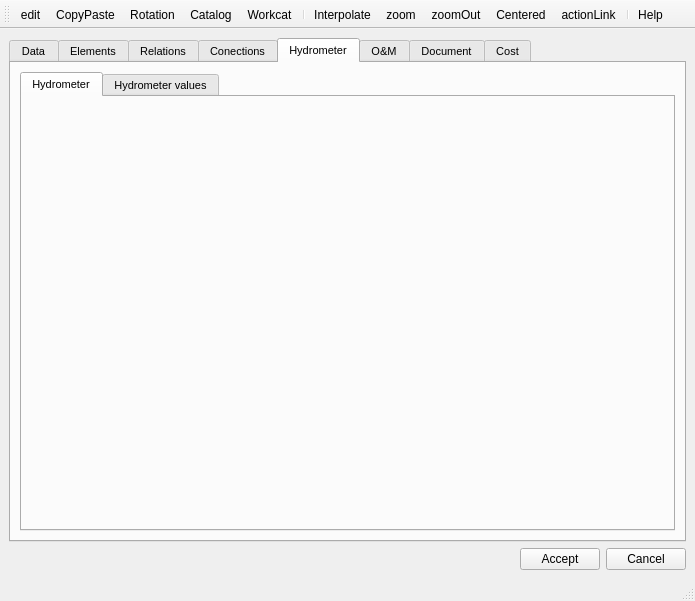
First picture: the form in ui/api_cf.ui, repository Giswater/giswater_qgis_plugin, before the edit.
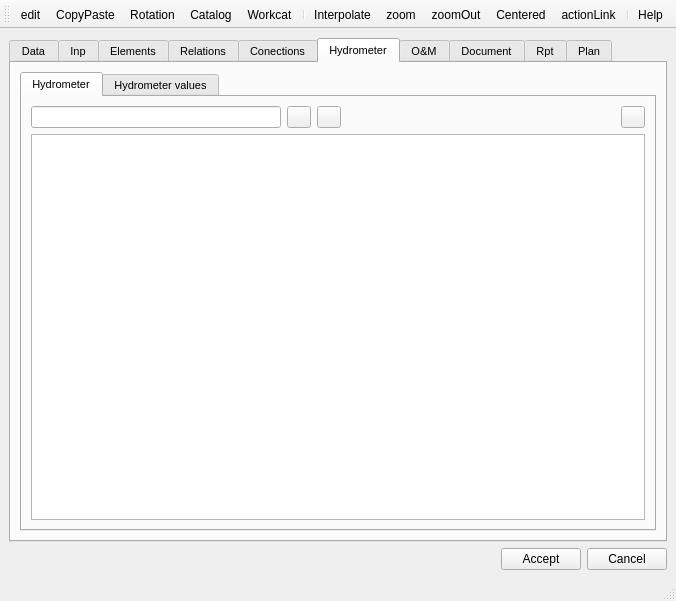
Second picture: the form after the edit. The open tabs and pages were chosen to show the change. Icons and pictures are not drawn.

Commit message: tab document ready

Patch:
```diff
--- a/ui/api_cf.ui
+++ b/ui/api_cf.ui
@@ -6,7 +6,7 @@
    <rect>
     <x>0</x>
     <y>0</y>
-    <width>695</width>
+    <width>676</width>
     <height>601</height>
    </rect>
   </property>
@@ -89,7 +89,12 @@
         </item>
        </layout>
       </widget>
-      <widget class="QWidget" name="elements">
+      <widget class="QWidget" name="tab_inp">
+       <attribute name="title">
+        <string>Inp</string>
+       </attribute>
+      </widget>
+      <widget class="QWidget" name="tab_element">
        <attribute name="title">
         <string>Elements</string>
        </attribute>
@@ -286,6 +291,77 @@
            <attribute name="title">
             <string>Hydrometer</string>
            </attribute>
+           <layout class="QGridLayout" name="gridLayout_13">
+            <item row="2" column="0">
+             <widget class="QTableView" name="tbl_hydrometer"/>
+            </item>
+            <item row="0" column="0">
+             <layout class="QHBoxLayout" name="horizontalLayout_9">
+              <item>
+               <widget class="QLineEdit" name="txt_hydrometer_id">
+                <property name="maximumSize">
+                 <size>
+                  <width>250</width>
+                  <height>250</height>
+                 </size>
+                </property>
+               </widget>
+              </item>
+              <item>
+               <widget class="QPushButton" name="btn_add_hydrometer">
+                <property name="maximumSize">
+                 <size>
+                  <width>24</width>
+                  <height>24</height>
+                 </size>
+                </property>
+                <property name="text">
+                 <string/>
+                </property>
+               </widget>
+              </item>
+              <item>
+               <widget class="QPushButton" name="btn_delete_hydrometer">
+                <property name="maximumSize">
+                 <size>
+                  <width>24</width>
+                  <height>24</height>
+                 </size>
+                </property>
+                <property name="text">
+                 <string/>
+                </property>
+               </widget>
+              </item>
+              <item>
+               <spacer name="horizontalSpacer_6">
+                <property name="orientation">
+                 <enum>Qt::Horizontal</enum>
+                </property>
+                <property name="sizeHint" stdset="0">
+                 <size>
+                  <width>40</width>
+                  <height>20</height>
+                 </size>
+                </property>
+               </spacer>
+              </item>
+              <item>
+               <widget class="QPushButton" name="btn_link">
+                <property name="maximumSize">
+                 <size>
+                  <width>24</width>
+                  <height>24</height>
+                 </size>
+                </property>
+                <property name="text">
+                 <string/>
+                </property>
+               </widget>
+              </item>
+             </layout>
+            </item>
+           </layout>
           </widget>
           <widget class="QWidget" name="page_event_element_2">
            <attribute name="title">
@@ -522,7 +598,32 @@
       </widget>
       <widget class="QWidget" name="node_cost">
        <attribute name="title">
-        <string>Cost</string>
+        <string>Rpt</string>
+       </attribute>
+       <widget class="QLineEdit" name="lineEdit_2">
+        <property name="geometry">
+         <rect>
+          <x>50</x>
+          <y>40</y>
+          <width>113</width>
+          <height>20</height>
+         </rect>
+        </property>
+       </widget>
+       <widget class="QTableView" name="tableView_2">
+        <property name="geometry">
+         <rect>
+          <x>55</x>
+          <y>125</y>
+          <width>256</width>
+          <height>192</height>
+         </rect>
+        </property>
+       </widget>
+      </widget>
+      <widget class="QWidget" name="tab_plan">
+       <attribute name="title">
+        <string>Plan</string>
        </attribute>
        <layout class="QGridLayout" name="gridLayout_11">
         <item row="3" column="1">
```
Left out of the diff: 39 changed lines with no effect on the pictures. The commit also changes 1 other file.
